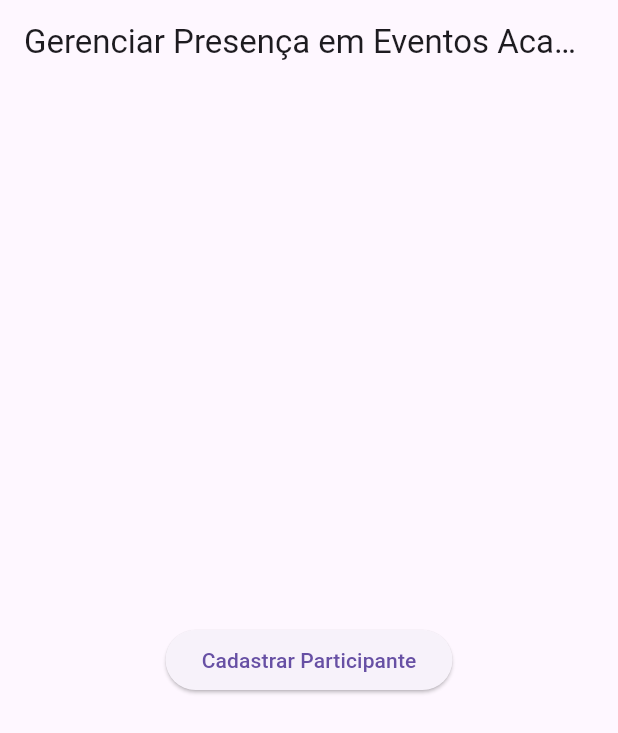
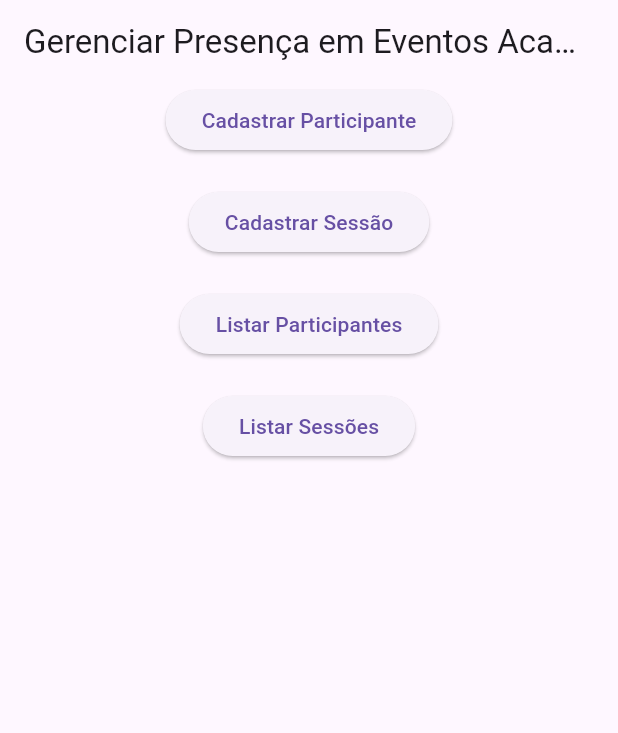
Before and after one commit to Isaq-11/frequency-and-checkin-control, a Flutter app: the screen it shows after launch, on a phone screen of 412 x 824 dp. Shown: the top 733 px of the screen. Run offline on Flutter 3.47's test engine with Material 3 defaults, Android fonts, the phone set to English and light mode, and no system bars.

Commit message:
refactor: navigation

```diff
--- /dev/null
+++ b/lib/frequency_control/config/my_app/my_app.dart
@@ -0,0 +1,28 @@
+import 'package:flutter/material.dart';
+import 'package:frequency_control/frequency_control/config/routes/routes.dart';
+
+import 'package:frequency_control/frequency_control/screens/tela_principal_teste_screen.dart';
+import 'package:frequency_control/frequency_control/screens/cadastro_participante_screen.dart';
+import 'package:frequency_control/frequency_control/screens/cadastro_sessao_screen.dart';
+import 'package:frequency_control/frequency_control/screens/listagem_participantes_screen.dart';
+import 'package:frequency_control/frequency_control/screens/listagem_sessoes_screen.dart';
+
+class MyApp extends StatelessWidget {
+  const MyApp({super.key});
+
+  @override
+  Widget build(BuildContext context) {
+    return MaterialApp(
+      title: 'Controle de Frequência',
+      routes: {
+        Rotas.telaPrincipalTeste: (context) => TelaPrincipalTesteScreen(),
+        Rotas.telaCadastroParticipante: (context) =>
+            CadastroParticipanteScreen(),
+        Rotas.telaCadastroSessao: (context) => CadastroSessaoScreen(),
+        Rotas.telaListagemParticipantes: (context) =>
+            ListagemParticipantesScreen(),
+        Rotas.telaListagemSessoes: (context) => ListagemSessoesScreen(),
+      },
+    );
+  }
+}
--- /dev/null
+++ b/lib/frequency_control/config/routes/routes.dart
@@ -0,0 +1,7 @@
+class Rotas {
+  static const String telaPrincipalTeste = '/';
+  static const String telaCadastroParticipante = 'cadastro-participante';
+  static const String telaCadastroSessao = 'cadastro-sessao';
+  static const String telaListagemParticipantes = 'listagem-participantes';
+  static const String telaListagemSessoes = 'listagem-sessoes';
+}
--- a/lib/frequency_control/main.dart
+++ b/lib/frequency_control/main.dart
@@ -1,26 +1,9 @@
 import 'package:flutter/material.dart';
-import 'package:frequency_control/frequency_control/screens/cadastro_participante_screen.dart';
-import 'package:frequency_control/frequency_control/screens/tela_principal_teste_screen.dart';
+import 'package:frequency_control/frequency_control/config/my_app/my_app.dart';
 
 void main() {
-  runApp(App());
+  runApp(MyApp());
 }
-
-class App extends StatelessWidget {
-
-
-  @override
-  Widget build(BuildContext context) {
-    return MaterialApp(
-      title: 'Controle de Frequência',
-      routes:{
-        '/': (context) => TelaPrincipalTesteScreen(),
-        'cadastro-participante': (context) => CadastroParticipanteScreen(),
-      }
-    );
-  }
-
-
 
   // TELA PRINCIPAL DE TESTE !!!!!
   // @override
@@ -37,4 +20,3 @@ class App extends StatelessWidget {
   //     ),
   //   );
   // }
-}
--- /dev/null
+++ b/lib/frequency_control/screens/cadastro_sessao_screen.dart
@@ -0,0 +1,8 @@
+import 'package:flutter/material.dart';
+
+class CadastroSessaoScreen extends StatelessWidget {
+  @override
+  Widget build(BuildContext context) {
+    return Scaffold(appBar: AppBar(title: Text('Cadastrar Sessão')));
+  }
+}
--- /dev/null
+++ b/lib/frequency_control/screens/listagem_participantes_screen.dart
@@ -0,0 +1,8 @@
+import 'package:flutter/material.dart';
+
+class ListagemParticipantesScreen extends StatelessWidget {
+  @override
+  Widget build(BuildContext context) {
+    return Scaffold(appBar: AppBar(title: Text('Lista de Participantes')));
+  }
+}
--- /dev/null
+++ b/lib/frequency_control/screens/listagem_sessoes_screen.dart
@@ -0,0 +1,9 @@
+import 'package:flutter/material.dart';
+import 'package:frequency_control/frequency_control/main.dart';
+
+class ListagemSessoesScreen extends StatelessWidget {
+  @override
+  Widget build(BuildContext context) {
+    return Scaffold(appBar: AppBar(title: Text('Lista de Sessões')));
+  }
+}
--- a/lib/frequency_control/screens/tela_principal_teste_screen.dart
+++ b/lib/frequency_control/screens/tela_principal_teste_screen.dart
@@ -1,21 +1,44 @@
 import 'package:flutter/material.dart';
+import 'package:frequency_control/frequency_control/config/routes/routes.dart';
 
-class TelaPrincipalTesteScreen extends StatelessWidget{
-
+class TelaPrincipalTesteScreen extends StatelessWidget {
   @override
-  Widget build(BuildContext context){
+  Widget build(BuildContext context) {
     return Scaffold(
-      appBar: AppBar(
-        title: Text('Gerenciar Presença em Eventos Acadêmicos'),
+      appBar: AppBar(title: Text('Gerenciar Presença em Eventos Acadêmicos')),
+      body: Center(
+        child: Column(
+          children: [
+            ElevatedButton(
+              onPressed: () {
+                Navigator.pushNamed(context, Rotas.telaCadastroParticipante);
+              },
+              child: Text('Cadastrar Participante'),
+            ),
+            SizedBox(height: 20),
+            ElevatedButton(
+              onPressed: () {
+                Navigator.pushNamed(context, Rotas.telaCadastroSessao);
+              },
+              child: Text('Cadastrar Sessão'),
+            ),
+            SizedBox(height: 20),
+            ElevatedButton(
+              onPressed: () {
+                Navigator.pushNamed(context, Rotas.telaListagemParticipantes);
+              },
+              child: Text('Listar Participantes'),
+            ),
+            SizedBox(height: 20),
+            ElevatedButton(
+              onPressed: () {
+                Navigator.pushNamed(context, Rotas.telaListagemSessoes);
+              },
+              child: Text('Listar Sessões'),
+            ),
+          ],
+        ),
       ),
-      body: Center(
-        child: ElevatedButton(
-          onPressed: () {
-            Navigator.pushNamed(context, 'cadastro-participante');
-          },
-          child: Text('Cadastrar Participante'),
-        )
-      )
     );
   }
 }
```
Also changed, not shown: lib/frequency_control/screens/cadastro_participante_screen.dart (+3 -10 lines).
